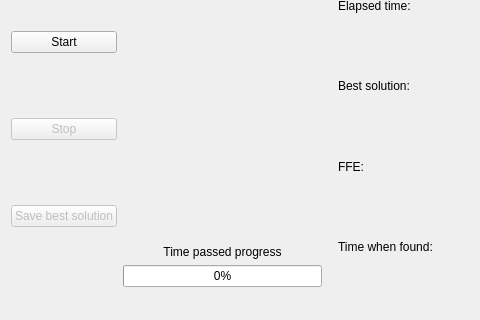
The window that OrderP3GUI/OrderP3GUI.ui (simonusher/p4) describes before a commit, drawn with Qt 5; both pictures show x 0 to 480 and y 126 to 446 of the 738 by 446 pixel window.
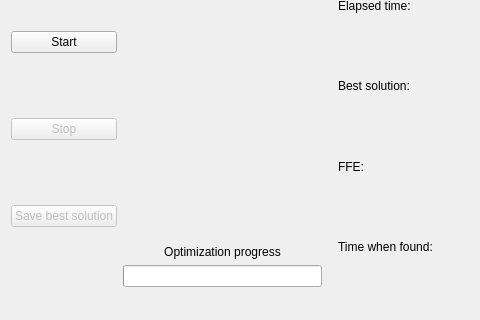
The same window after the commit.

Diff of the .ui file:
```diff
--- a/OrderP3GUI/OrderP3GUI.ui
+++ b/OrderP3GUI/OrderP3GUI.ui
@@ -108,7 +108,7 @@
          </sizepolicy>
         </property>
         <property name="text">
-         <string>Time passed progress</string>
+         <string>Optimization progress</string>
         </property>
         <property name="alignment">
          <set>Qt::AlignCenter</set>
@@ -127,7 +127,7 @@
          <number>0</number>
         </property>
         <property name="textVisible">
-         <bool>true</bool>
+         <bool>false</bool>
         </property>
        </widget>
       </item>
```
